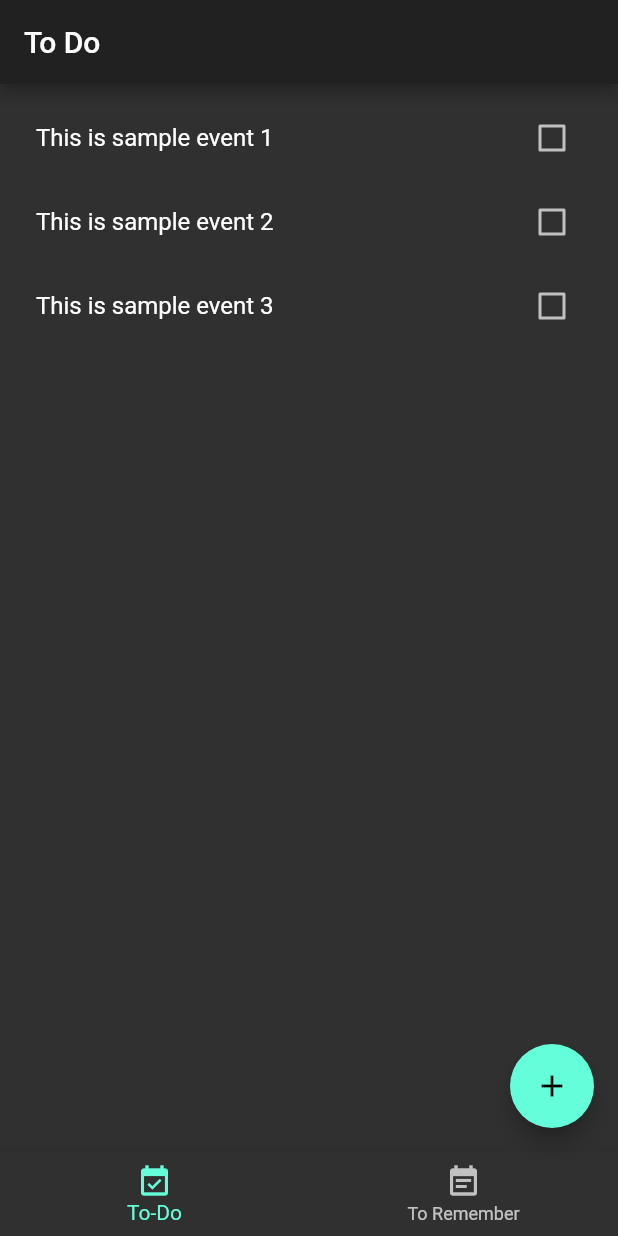
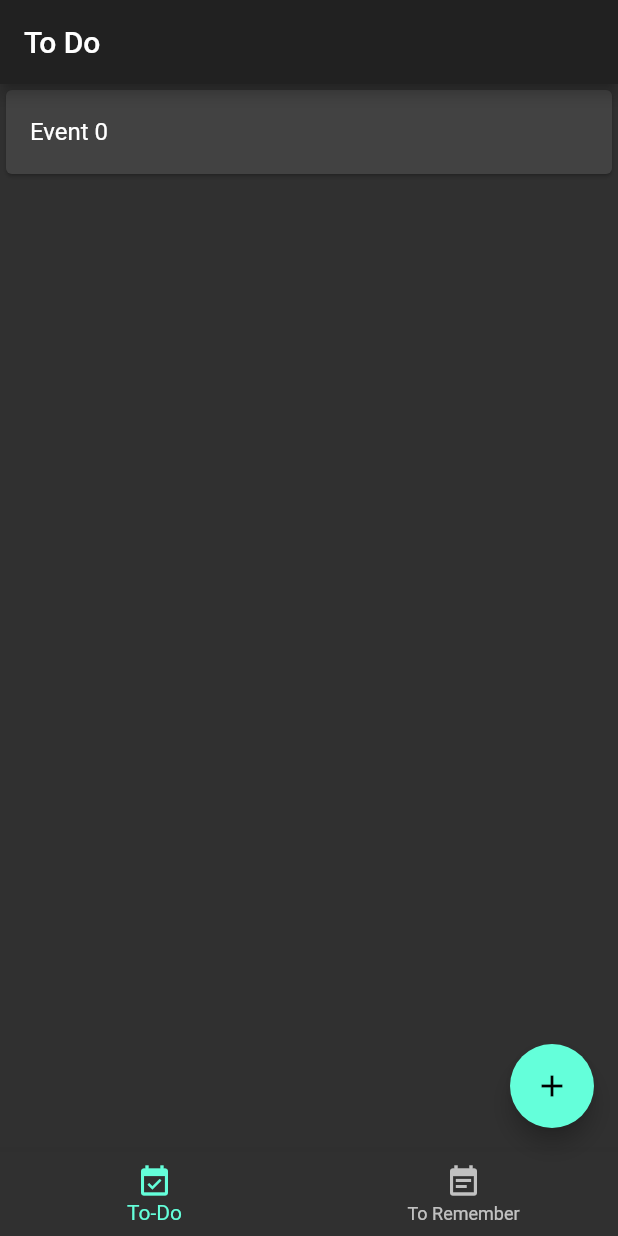
Before and after one commit to Debmalya99/todo_app_flutter, a Flutter app: the screen it shows after launch, after a tap on the "add" icon, on a phone screen of 412 x 824 dp. Run offline on Flutter 3.47's test engine with Material 2 defaults, Android fonts, the phone set to English and light mode, and no system bars.

Commit message:
Add button adding pregenerated events

```diff
--- a/lib/main.dart
+++ b/lib/main.dart
@@ -21,20 +21,14 @@ class TodoApp extends StatefulWidget {
 }
 
 class _TodoApp extends State<TodoApp> {
+  List<String> _todoItems = [];
   @override
   Widget build(BuildContext context) {
     return Scaffold(
       appBar: AppBar(
         title: Text("To Do"),
       ),
-      body: ListView(
-        padding: const EdgeInsets.all(8.0),
-        children: <Widget>[
-          _listItem("This is sample event 1"),
-          _listItem("This is sample event 2"),
-          _listItem("This is sample event 3"),
-        ],
-      ),
+      body: _buildTodoList(),
       bottomNavigationBar: BottomNavigationBar(
         items: const <BottomNavigationBarItem>[
           BottomNavigationBarItem(
@@ -44,22 +38,42 @@ class _TodoApp extends State<TodoApp> {
         ],
       ),
       floatingActionButton: FloatingActionButton(
-        onPressed: () => {},
+        onPressed: _addTodoItem,
         child: const Icon(Icons.add),
         tooltip: "Add event",
       ),
     );
   }
-  Widget _listItem(String text){
-    bool checkedValue = false;
-    return CheckboxListTile(
-      title : Text(text),
-      value : checkedValue,
-      onChanged : (bool new_value){
-        setState((){
-          checkedValue = new_value;
-        });
-      },
+
+  void _addTodoItem() {
+    /*
+    What this function does: This function simply adds a pregenerated todo item.
+    But it does not care about any interface changes etc. Its job is to append the array that's all
+     */
+    setState(() {
+      int index = _todoItems.length;
+      _todoItems.add('Event ' + index.toString());
+    });
+  }
+
+  Widget _buildTodoList() {
+    return ListView.builder(itemBuilder: (context, index) {
+      // What this itemBuilder does in my opinion:
+      /*
+        I think, it means itemBuilder takes as input a function, which we give here
+        as an anonymous lambda, as how the individual list items will be built.
+         */
+      if (index < _todoItems.length) {
+        return _buildTodoItem(_todoItems[index]);
+      }
+    });
+  }
+
+  Widget _buildTodoItem(String todoItem) {
+    return Card(
+      child: ListTile(
+        title: Text(todoItem),
+      ),
     );
   }
 }
```
